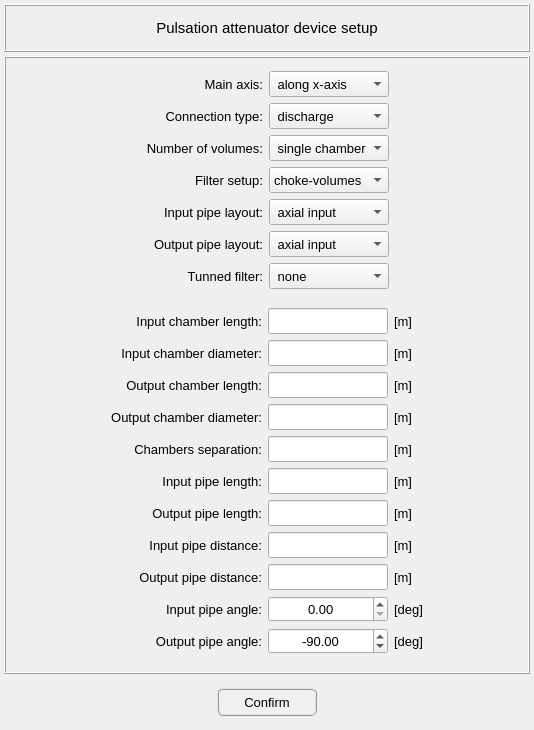
First picture: the form in pulse/interface/ui_files/model/editor/pulsation_attenuator_device_input.ui, repository open-pulse/OpenPulse, before the edit.
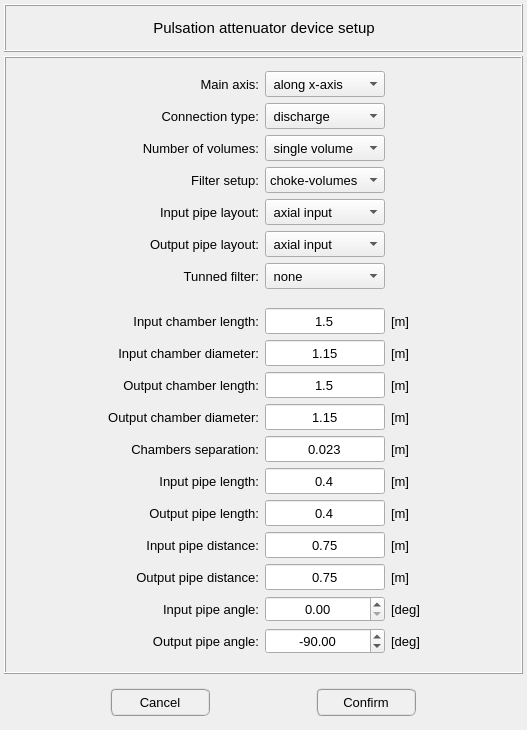
Second picture: the form after the edit.

Commit message: Pulsation attenuator device UI

Diff of the .ui file:
```diff
--- a/pulse/interface/ui_files/model/editor/pulsation_attenuator_device_input.ui
+++ b/pulse/interface/ui_files/model/editor/pulsation_attenuator_device_input.ui
@@ -6,7 +6,7 @@
    <rect>
     <x>0</x>
     <y>0</y>
-    <width>534</width>
+    <width>527</width>
     <height>730</height>
    </rect>
   </property>
@@ -145,7 +145,7 @@
       <property name="spacing">
        <number>0</number>
       </property>
-      <item row="0" column="0">
+      <item row="0" column="1">
        <widget class="QPushButton" name="pushButton_confirm">
         <property name="minimumSize">
          <size>
@@ -184,6 +184,45 @@
         </property>
        </widget>
       </item>
+      <item row="0" column="0">
+       <widget class="QPushButton" name="pushButton_cancel">
+        <property name="minimumSize">
+         <size>
+          <width>100</width>
+          <height>28</height>
+         </size>
+        </property>
+        <property name="maximumSize">
+         <size>
+          <width>100</width>
+          <height>28</height>
+         </size>
+        </property>
+        <property name="font">
+         <font>
+          <pointsize>10</pointsize>
+         </font>
+        </property>
+        <property name="styleSheet">
+         <string notr="true">QPushButton{border-radius: 6px; border-color: rgb(150, 150, 150); border-style: ridge; border-width: 2px; color: rgb(0, 0, 0); background-color: rgb(240, 240, 240)}
+QPushButton:hover{border-radius: 6px; border-color: rgb(0, 170, 255); border-style: ridge; border-width: 2px; color: rgb(0, 0, 0); background-color: rgba(174, 213, 255, 100)}
+QPushButton:pressed{border-radius: 6px; border-color: rgb(0, 170, 255); border-style: ridge; border-width: 2px; color: rgb(0, 0, 0); background-color: rgb(174, 213, 255)}
+QPushButton:disabled{border-radius: 6px; border-color: rgb(150, 150, 150); border-style: ridge; border-width: 0px; color: rgb(150,150, 150); background-color: rgb(220, 220, 220)}</string>
+        </property>
+        <property name="text">
+         <string>Cancel</string>
+        </property>
+        <property name="autoDefault">
+         <bool>true</bool>
+        </property>
+        <property name="default">
+         <bool>false</bool>
+        </property>
+        <property name="flat">
+         <bool>false</bool>
+        </property>
+       </widget>
+      </item>
      </layout>
     </widget>
    </item>
@@ -352,7 +391,7 @@
            </property>
            <item>
             <property name="text">
-             <string> single chamber</string>
+             <string> single volume</string>
             </property>
            </item>
            <item>
@@ -733,6 +772,12 @@
              <pointsize>10</pointsize>
             </font>
            </property>
+           <property name="text">
+            <string>1.5</string>
+           </property>
+           <property name="alignment">
+            <set>Qt::AlignCenter</set>
+           </property>
           </widget>
          </item>
          <item row="0" column="3">
@@ -959,6 +1004,12 @@
              <pointsize>10</pointsize>
             </font>
            </property>
+           <property name="text">
+            <string>0.4</string>
+           </property>
+           <property name="alignment">
+            <set>Qt::AlignCenter</set>
+           </property>
           </widget>
          </item>
          <item row="4" column="1">
@@ -1007,6 +1058,12 @@
              <pointsize>10</pointsize>
             </font>
            </property>
+           <property name="text">
+            <string>1.5</string>
+           </property>
+           <property name="alignment">
+            <set>Qt::AlignCenter</set>
+           </property>
           </widget>
          </item>
          <item row="4" column="2">
@@ -1028,6 +1085,12 @@
              <pointsize>10</pointsize>
             </font>
            </property>
+           <property name="text">
+            <string>0.023</string>
+           </property>
+           <property name="alignment">
+            <set>Qt::AlignCenter</set>
+           </property>
           </widget>
          </item>
          <item row="4" column="3">
@@ -1184,6 +1247,12 @@
              <pointsize>10</pointsize>
             </font>
            </property>
+           <property name="text">
+            <string>0.4</string>
+           </property>
+           <property name="alignment">
+            <set>Qt::AlignCenter</set>
+           </property>
           </widget>
          </item>
          <item row="7" column="1">
@@ -1259,6 +1328,12 @@
              <pointsize>10</pointsize>
             </font>
            </property>
+           <property name="text">
+            <string>0.75</string>
+           </property>
+           <property name="alignment">
+            <set>Qt::AlignCenter</set>
+           </property>
           </widget>
          </item>
          <item row="1" column="2">
@@ -1280,6 +1355,12 @@
              <pointsize>10</pointsize>
             </font>
            </property>
+           <property name="text">
+            <string>1.15</string>
+           </property>
+           <property name="alignment">
+            <set>Qt::AlignCenter</set>
+           </property>
           </widget>
          </item>
          <item row="8" column="1">
@@ -1355,6 +1436,12 @@
              <pointsize>10</pointsize>
             </font>
            </property>
+           <property name="text">
+            <string>0.75</string>
+           </property>
+           <property name="alignment">
+            <set>Qt::AlignCenter</set>
+           </property>
           </widget>
          </item>
          <item row="8" column="3">
@@ -1430,6 +1517,12 @@
              <pointsize>10</pointsize>
             </font>
            </property>
+           <property name="text">
+            <string>1.15</string>
+           </property>
+           <property name="alignment">
+            <set>Qt::AlignCenter</set>
+           </property>
           </widget>
          </item>
          <item row="3" column="1">
```
Left out of the diff: 4 changed lines with no effect on the pictures. The commit also changes 10 other files.
